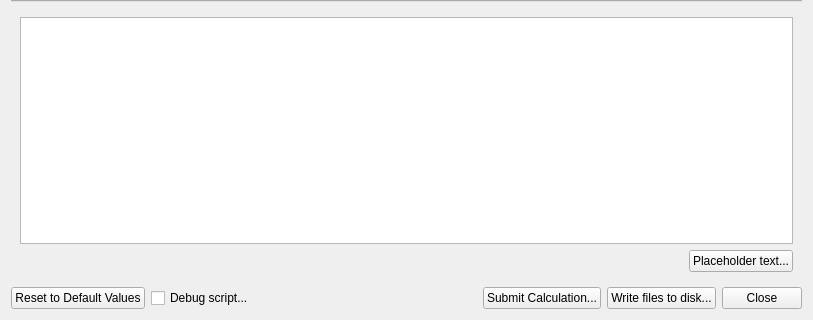
Before: the Qt Designer form avogadro/molequeue/inputgeneratorwidget.ui in OpenChemistry/avogadrolibs, drawn with Qt 5; both pictures show x 0 to 813 and y 330 to 650 of the 813 by 650 pixel window.
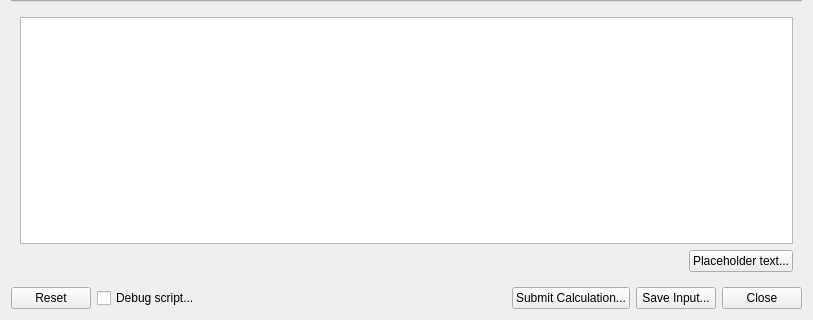
After: the same form once the commit is applied.

Commit message:
Refactor of JSON-based widgets (#667)
* Refactor of JSON-based widgets

Create a new base class for both InputGeneratorWidget
and InterfaceWidget to handle creating widgets from JSON

Also adds new features:
- Separators in string lists (i.e. '-' inserts a separator)
- hiding widgets to start
- tabs (by making an array)

```diff
--- a/avogadro/molequeue/inputgeneratorwidget.ui
+++ b/avogadro/molequeue/inputgeneratorwidget.ui
@@ -79,8 +79,11 @@
     <layout class="QHBoxLayout">
      <item>
       <widget class="QPushButton" name="defaultsButton">
+       <property name="enabled">
+        <bool>true</bool>
+       </property>
        <property name="text">
-        <string>Reset to Default Values</string>
+        <string>Reset</string>
        </property>
       </widget>
      </item>
@@ -117,7 +120,7 @@
      <item>
       <widget class="QPushButton" name="generateButton">
        <property name="text">
-        <string>Write files to disk...</string>
+        <string>Save Input...</string>
        </property>
       </widget>
      </item>
```
The commit also changes 7 other files.
